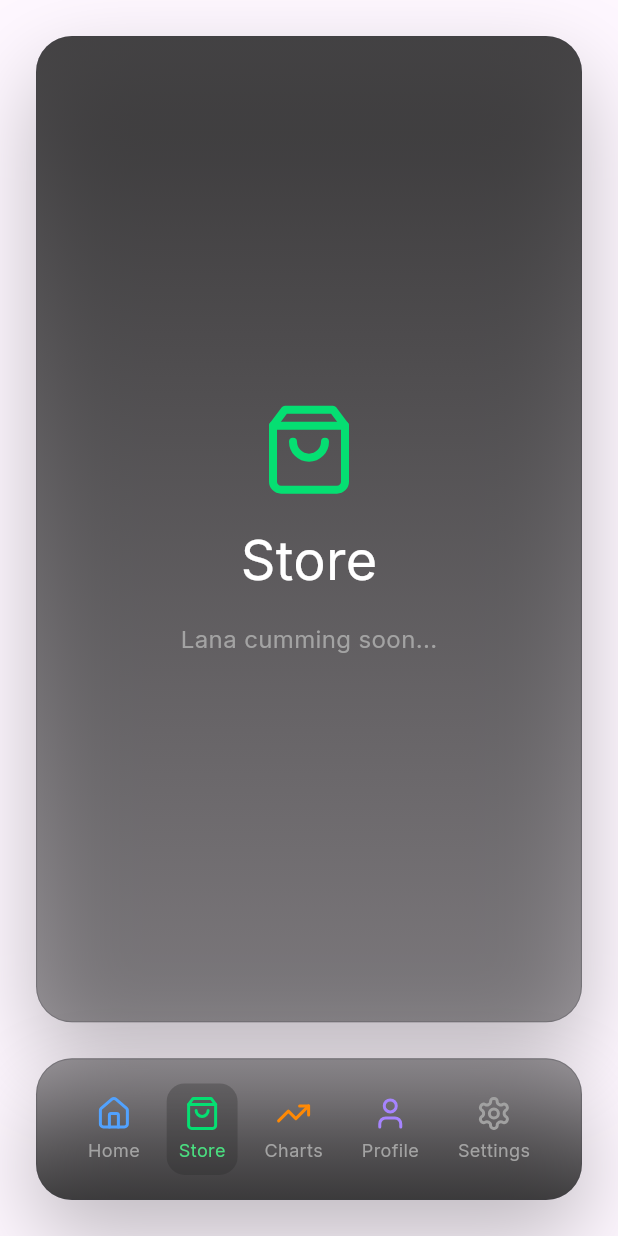
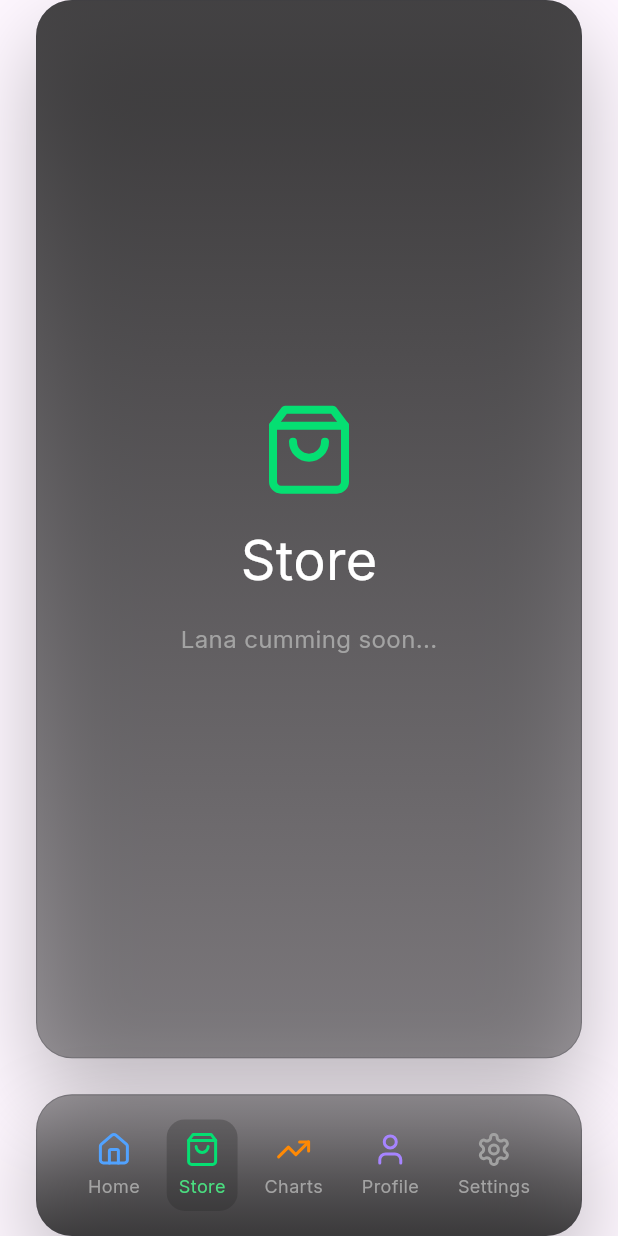
Before and after one commit to marsate/STARSIM, a Flutter app: the PrimaryPage widget shown alone on an empty page, opened directly, item 2 of the bottom bar chosen, on a phone screen of 412 x 824 dp. Run offline on Flutter 3.47's test engine with Material 3 defaults, Android fonts, the phone set to English and light mode, and no system bars; our stand-ins replace cloud_firestore, firebase_auth, firebase_core, flutter_svg, google_fonts; accounts and stored records are empty.

Commit message:
some random fixes

```diff
--- a/lib/main.dart
+++ b/lib/main.dart
@@ -1,6 +1,7 @@
 import 'dart:async';
 
 import 'package:flutter/material.dart';
+import 'package:flutter/services.dart';
 import 'package:firebase_core/firebase_core.dart';
 import 'package:firebase_auth/firebase_auth.dart';
 
--- a/lib/screens/main/primary.dart
+++ b/lib/screens/main/primary.dart
@@ -83,7 +83,7 @@ class _PrimaryPageState extends State<PrimaryPage> {
   Widget build(BuildContext context) {
     return SafeArea(
       child: Padding(
-        padding: EdgeInsets.all(24),
+        padding: EdgeInsets.symmetric(horizontal: 24),
         child: Center(
           child: LayoutBuilder(
             builder: (context, constraints) {
```
Also changed, not shown: 5 other files.
